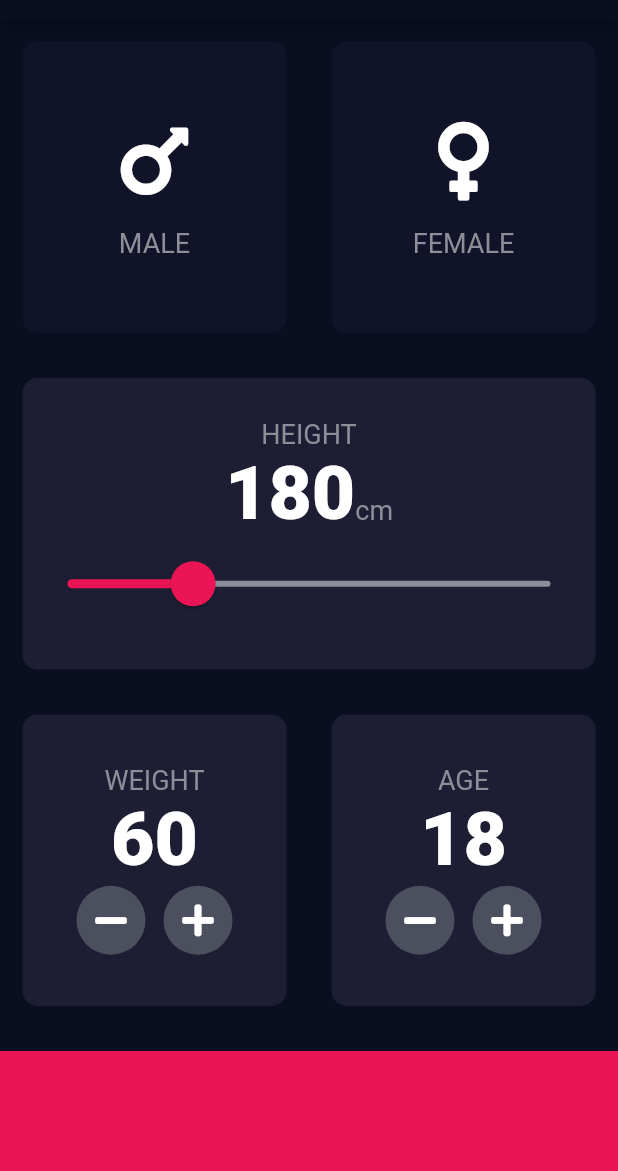
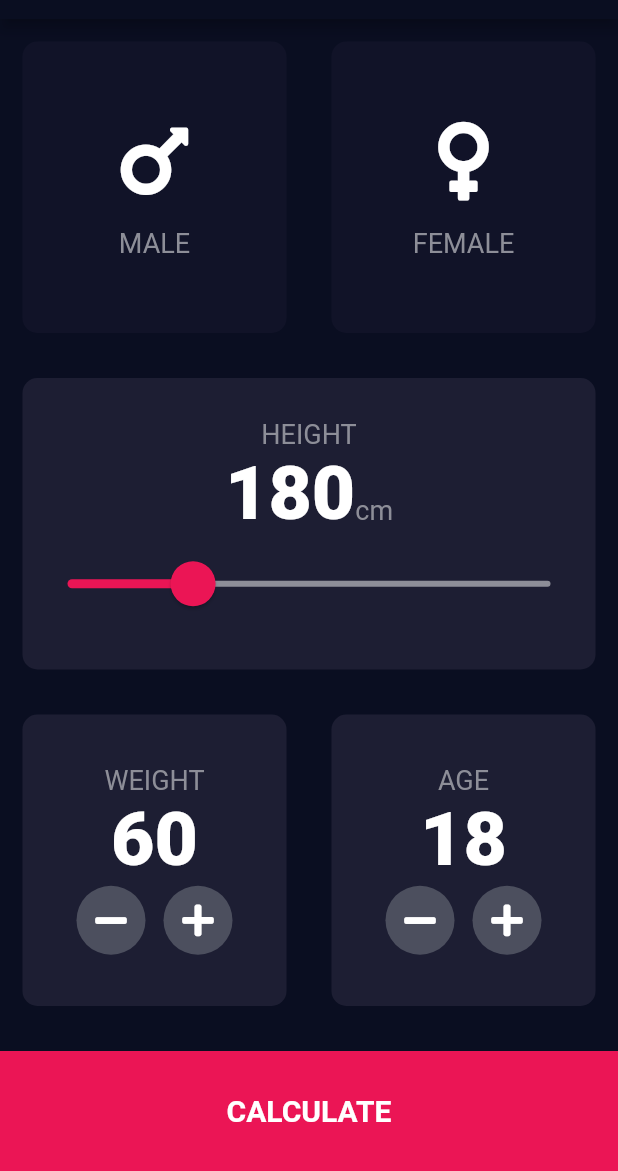
Before and after one commit to Anik7303/flutter-course, a Flutter app: the screen it shows after launch, on a phone screen of 412 x 824 dp, the part 65-1236 px from its top. Run offline on Flutter 3.47's test engine with Material 2 defaults, Android fonts, the phone set to English and light mode, and no system bars; our stand-ins replace font_awesome_flutter.

Commit message:
added navigation

```diff
--- a/lib/input_page.dart
+++ b/lib/input_page.dart
@@ -4,6 +4,7 @@ import 'package:font_awesome_flutter/font_awesome_flutter.dart';
 
 import 'constants.dart';
 import 'resizable_card.dart';
+import 'results_page.dart';
 import 'reusable_icon_button.dart';
 
 enum Gender { Male, Female }
@@ -153,11 +154,27 @@ class _InputPageState extends State<InputPage> {
             ],
           ),
         ),
-        Container(
-          color: kBottomButtonColor,
-          height: kBottomButtonHeight,
-          margin: const EdgeInsets.only(top: 15.0),
-          width: double.infinity,
+        GestureDetector(
+          child: Container(
+            child: Center(
+              child: Text(
+                'CALCULATE',
+                style: TextStyle(
+                  fontSize: 20.0,
+                  fontWeight: FontWeight.w700,
+                ),
+              ),
+            ),
+            color: kBottomButtonColor,
+            height: kBottomButtonHeight,
+            margin: const EdgeInsets.only(top: 15.0),
+            width: double.infinity,
+          ),
+          onTap: () {
+            Navigator.push(context,
+                MaterialPageRoute(builder: (context) => ResultsPage()));
+            // Navigator.pushNamed(context, 'results');
+          },
         )
       ],
       crossAxisAlignment: CrossAxisAlignment.stretch,
--- a/lib/main.dart
+++ b/lib/main.dart
@@ -1,6 +1,7 @@
 import 'package:flutter/material.dart';
 
 import 'input_page.dart';
+import 'results_page.dart';
 
 void main() => runApp(App());
 
@@ -21,6 +22,10 @@ class App extends StatelessWidget {
           child: InputPage(),
         ),
       ),
+      routes: {
+        'home': (context) => InputPage(),
+        'results': (context) => ResultsPage(),
+      },
       title: 'BMI Calculator',
       theme: this.theme,
     );
```
Also changed, not shown: lib/results_page.dart (added, +15 -0 lines).
